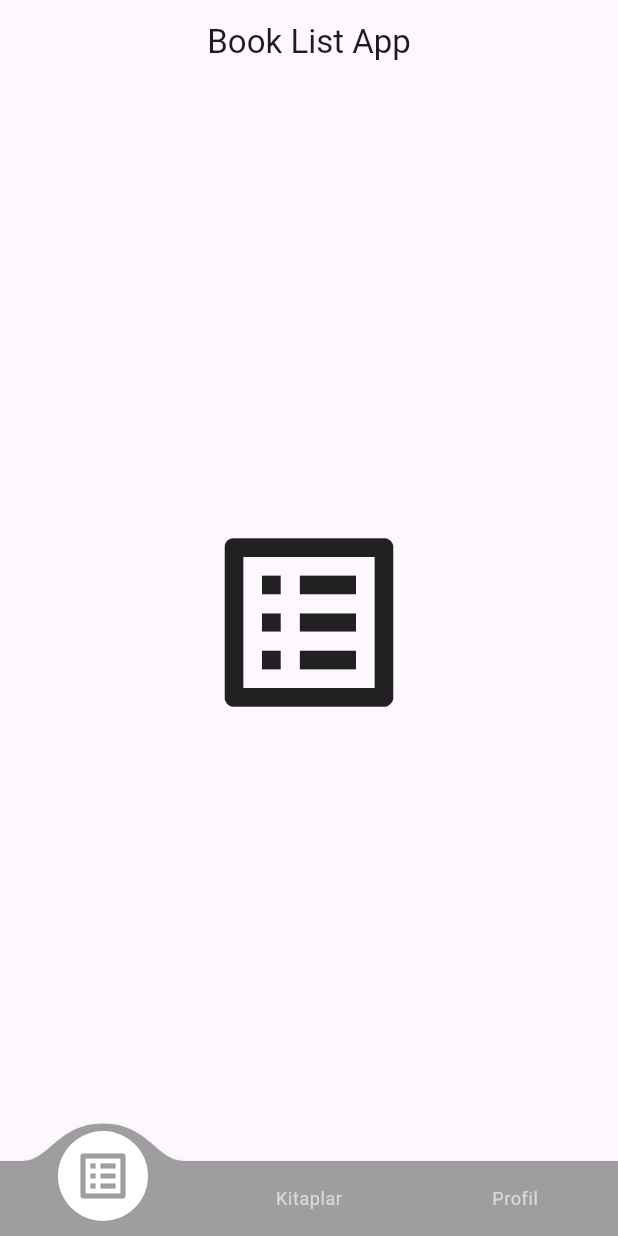
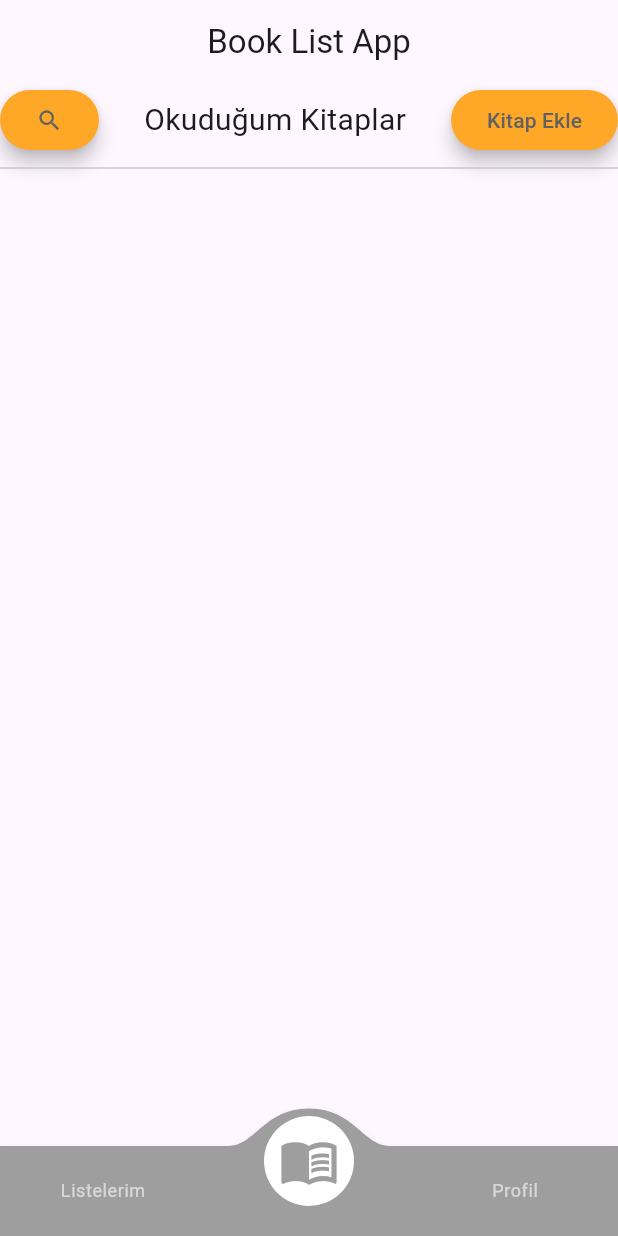
Before and after one commit to mehmetakifkucukkaya/bookListApp_flutter, a Flutter app: the screen it shows after launch, on a phone screen of 412 x 824 dp. Run offline on Flutter 3.47's test engine with Material 3 defaults, Android fonts, the phone set to English and light mode, and no system bars; drawn by our look-alikes of convex_bottom_bar.

Commit message:
Created BookListPage

```diff
--- /dev/null
+++ b/lib/pages/book_list_page.dart
@@ -0,0 +1,45 @@
+import 'package:flutter/material.dart';
+
+class BookListPage extends StatelessWidget {
+  const BookListPage({super.key});
+
+  @override
+  Widget build(BuildContext context) {
+    return Scaffold(
+      body: SingleChildScrollView(
+        child: Column(
+          children: [
+            Row(
+              mainAxisAlignment: MainAxisAlignment.spaceBetween,
+              children: [
+                ElevatedButton(
+                  onPressed: () {},
+                  style: ElevatedButton.styleFrom(
+                      elevation: 5,
+                      backgroundColor: Colors.orange[400],
+                      foregroundColor: Colors.grey[700]),
+                  child: const Icon(Icons.search),
+                ),
+                const Text(
+                  "Okuduğum Kitaplar",
+                  style: TextStyle(fontSize: 20),
+                ),
+                ElevatedButton(
+                  onPressed: () {},
+                  style: ElevatedButton.styleFrom(
+                      elevation: 5,
+                      backgroundColor: Colors.orange[400],
+                      foregroundColor: Colors.grey[700]),
+                  child: const Text('Kitap Ekle'),
+                ),
+              ],
+            ),
+            const Divider()
+            //* KİTAP LİSTESİ
+
+          ],
+        ),
+      ),
+    );
+  }
+}
--- a/lib/pages/home_page.dart
+++ b/lib/pages/home_page.dart
@@ -1,5 +1,7 @@
 import 'package:convex_bottom_bar/convex_bottom_bar.dart';
 import 'package:flutter/material.dart';
+
+import 'book_list_page.dart';
 
 class HomePage extends StatefulWidget {
   const HomePage({super.key});
@@ -9,7 +11,7 @@ class HomePage extends StatefulWidget {
 }
 
 class _HomePageState extends State<HomePage> {
-  int selectedIndex = 0;
+  int selectedIndex = 1;
 
   void onItemTapped(int index) {
     setState(() {
@@ -19,7 +21,7 @@ class _HomePageState extends State<HomePage> {
 
   static const List<Widget> pages = <Widget>[
     Icon(Icons.list_alt, size: 150),
-    Icon(Icons.menu_book, size: 150),
+    BookListPage(),
     Icon(Icons.person, size: 150),
   ];
 
@@ -31,6 +33,7 @@ class _HomePageState extends State<HomePage> {
       ),
       body: Center(child: pages.elementAt(selectedIndex)),
       bottomNavigationBar: ConvexAppBar(
+        height: 60,
         backgroundColor: Colors.grey,
         style: TabStyle.titled,
         items: const <TabItem>[
@@ -38,7 +41,7 @@ class _HomePageState extends State<HomePage> {
           TabItem(icon: Icons.menu_book, title: 'Kitaplar'),
           TabItem(icon: Icons.person, title: 'Profil'),
         ],
-        initialActiveIndex: selectedIndex, //optional, default as 0
+        initialActiveIndex: selectedIndex,
         onTap: onItemTapped,
       ),
     );
```
